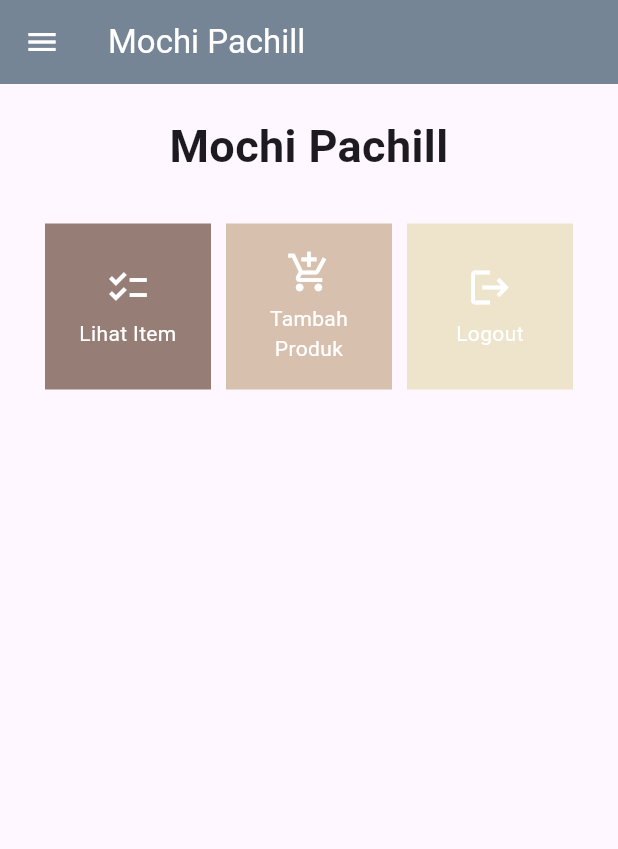
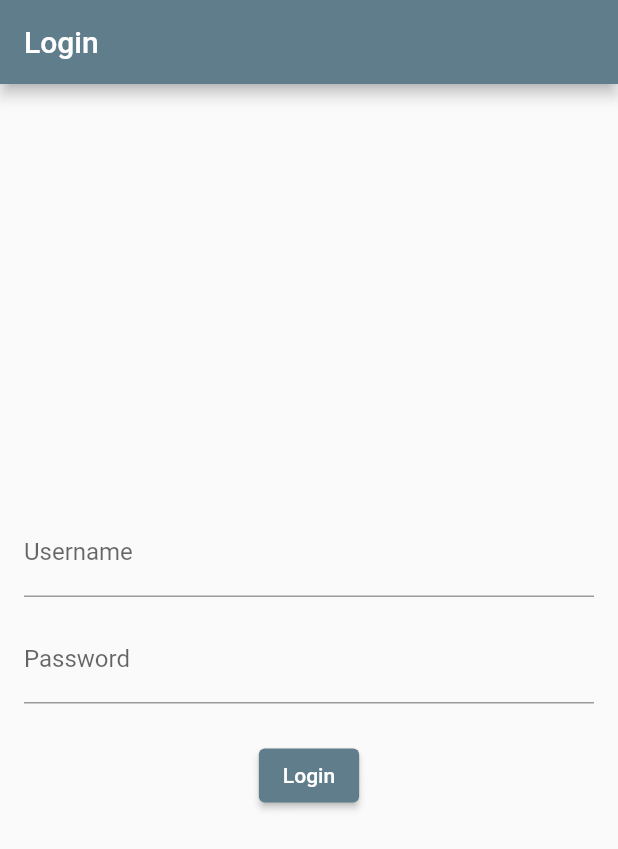
Before and after one commit to fayyazheva/flutter_inventory, a Flutter app: the screen it shows after launch, on a phone screen of 412 x 824 dp. Shown: the top 849 px of the screen. Run offline on Flutter 3.47's test engine with Material 2 defaults, Android fonts, the phone set to English and light mode, and no system bars; missing offline and left inert: pbp_django_auth.

Commit message:
Tugas 9 #1

```diff
--- a/lib/main.dart
+++ b/lib/main.dart
@@ -1,28 +1,57 @@
 import 'package:flutter/material.dart';
-import 'package:inventory/screens/menu.dart';
+import 'package:inventory/screens/login.dart';
+import 'package:provider/provider.dart';
+import 'package:pbp_django_auth/pbp_django_auth.dart';
 
 void main() {
   runApp(const MyApp());
 }
 
 class MyApp extends StatelessWidget {
-  const MyApp({super.key});
+  const MyApp({Key? key}) : super(key: key);
 
-  // This widget is the root of your application.
   @override
   Widget build(BuildContext context) {
-    return MaterialApp(
-      title: 'Mochi Pachill',
-      theme: ThemeData(
-        appBarTheme: AppBarTheme(
-          backgroundColor:
-              Color.fromARGB(255, 166, 190, 210), // Atur warna AppBar di sini
+    return Provider(
+      create: (_) {
+        CookieRequest request = CookieRequest();
+        return request;
+      },
+      child: MaterialApp(
+        title: 'Mochi Pachill',
+        theme: ThemeData(
+          primarySwatch: Colors.blueGrey,
         ),
-        useMaterial3: true,
-
-        // Material Color primarySwatch: Colors.indigo
+        home: const LoginPage(title: 'Mochi Pachill'),
+        routes: {
+          "/login": (BuildContext context) => const LoginPage(
+                title: '',
+              ),
+        },
       ),
-      home: MyHomePage(),
     );
   }
 }
+
+
+// class MyApp extends StatelessWidget {
+//   const MyApp({super.key});
+
+//   // This widget is the root of your application.
+//   @override
+//   Widget build(BuildContext context) {
+//     return MaterialApp(
+//       title: 'Mochi Pachill',
+//       theme: ThemeData(
+//         appBarTheme: AppBarTheme(
+//           backgroundColor:
+//               Color.fromARGB(255, 166, 190, 210), // Atur warna AppBar di sini
+//         ),
+//         useMaterial3: true,
+
+//         // Material Color primarySwatch: Colors.indigo
+//       ),
+//       home: MyHomePage(),
+//     );
+//   }
+// }
--- /dev/null
+++ b/lib/screens/login.dart
@@ -0,0 +1,116 @@
+import 'package:inventory/screens/menu.dart';
+import 'package:flutter/material.dart';
+import 'package:pbp_django_auth/pbp_django_auth.dart';
+import 'package:provider/provider.dart';
+
+void main() {
+  runApp(const LoginApp());
+}
+
+class LoginApp extends StatelessWidget {
+  const LoginApp({super.key});
+
+  @override
+  Widget build(BuildContext context) {
+    return MaterialApp(
+      title: 'Login',
+      theme: ThemeData(
+        primarySwatch: Colors.blueGrey,
+      ),
+      home: const LoginPage(
+        title: '',
+      ),
+    );
+  }
+}
+
+class LoginPage extends StatefulWidget {
+  const LoginPage({super.key, required String title});
+
+  @override
+  _LoginPageState createState() => _LoginPageState();
+}
+
+class _LoginPageState extends State<LoginPage> {
+  final TextEditingController _usernameController = TextEditingController();
+  final TextEditingController _passwordController = TextEditingController();
+
+  @override
+  Widget build(BuildContext context) {
+    final request = context.watch<CookieRequest>();
+    return Scaffold(
+      appBar: AppBar(
+        title: const Text('Login'),
+      ),
+      body: Container(
+        padding: const EdgeInsets.all(16.0),
+        child: Column(
+          mainAxisAlignment: MainAxisAlignment.center,
+          children: [
+            TextField(
+              controller: _usernameController,
+              decoration: const InputDecoration(
+                labelText: 'Username',
+              ),
+            ),
+            const SizedBox(height: 12.0),
+            TextField(
+              controller: _passwordController,
+              decoration: const InputDecoration(
+                labelText: 'Password',
+              ),
+              obscureText: true,
+            ),
+            const SizedBox(height: 24.0),
+            ElevatedButton(
+              onPressed: () async {
+                String username = _usernameController.text;
+                String password = _passwordController.text;
+
+                // Cek kredensial
+                // TODO: Ganti URL dan jangan lupa tambahkan trailing slash (/) di akhir URL!
+                // Untuk menyambungkan Android emulator dengan Django pada localhost,
+                // gunakan URL http://10.0.2.2/
+                final response =
+                    await request.login("http://127.0.0.1:8000/auth/login/", {
+                  'username': username,
+                  'password': password,
+                });
+
+                if (request.loggedIn) {
+                  String message = response['message'];
+                  String uname = response['username'];
+                  Navigator.pushReplacement(
+                    context,
+                    MaterialPageRoute(builder: (context) => MyHomePage()),
+                  );
+                  ScaffoldMessenger.of(context)
+                    ..hideCurrentSnackBar()
+                    ..showSnackBar(SnackBar(
+                        content: Text("$message Selamat datang, $uname.")));
+                } else {
+                  showDialog(
+                    context: context,
+                    builder: (context) => AlertDialog(
+                      title: const Text('Login Gagal'),
+                      content: Text(response['message']),
+                      actions: [
+                        TextButton(
+                          child: const Text('OK'),
+                          onPressed: () {
+                            Navigator.pop(context);
+                          },
+                        ),
+                      ],
+                    ),
+                  );
+                }
+              },
+              child: const Text('Login'),
+            ),
+          ],
+        ),
+      ),
+    );
+  }
+}
--- a/lib/screens/menu.dart
+++ b/lib/screens/menu.dart
@@ -1,6 +1,5 @@
 import 'package:flutter/material.dart';
 import 'package:inventory/widgets/left_drawer.dart';
-import 'package:inventory/screens/shoplist_form.dart';
 import 'package:inventory/widgets/shop_card.dart';
 
 class MyHomePage extends StatelessWidget {
--- a/lib/screens/product/product_manager.dart
+++ /dev/null
@@ -1,3 +0,0 @@
-import 'product.dart';
-
-List<Product> products = []; // List untuk menyimpan produk
--- a/pubspec.yaml
+++ b/pubspec.yaml
@@ -35,6 +35,9 @@ dependencies:
   # The following adds the Cupertino Icons font to your application.
   # Use with the CupertinoIcons class for iOS style icons.
   cupertino_icons: ^1.0.2
+  provider: ^6.1.1
+  pbp_django_auth: ^0.4.0
+  http: ^1.1.0
 
 dev_dependencies:
   flutter_test:
```
Also changed, not shown: lib/models/product.dart (added, +87 -0 lines), lib/screens/item_detail_page.dart (added, +56 -0 lines), lib/screens/list_product.dart (added, +112 -0 lines), lib/screens/product/product.dart (deleted, +0 -7 lines), lib/screens/product/product_list_page.dart (deleted, +0 -23 lines), lib/screens/shoplist_form.dart (+42 -38 lines), lib/widgets/left_drawer.dart (+5 -4 lines), lib/widgets/shop_card.dart (+33 -3 lines), pubspec.lock, 3 other files.
